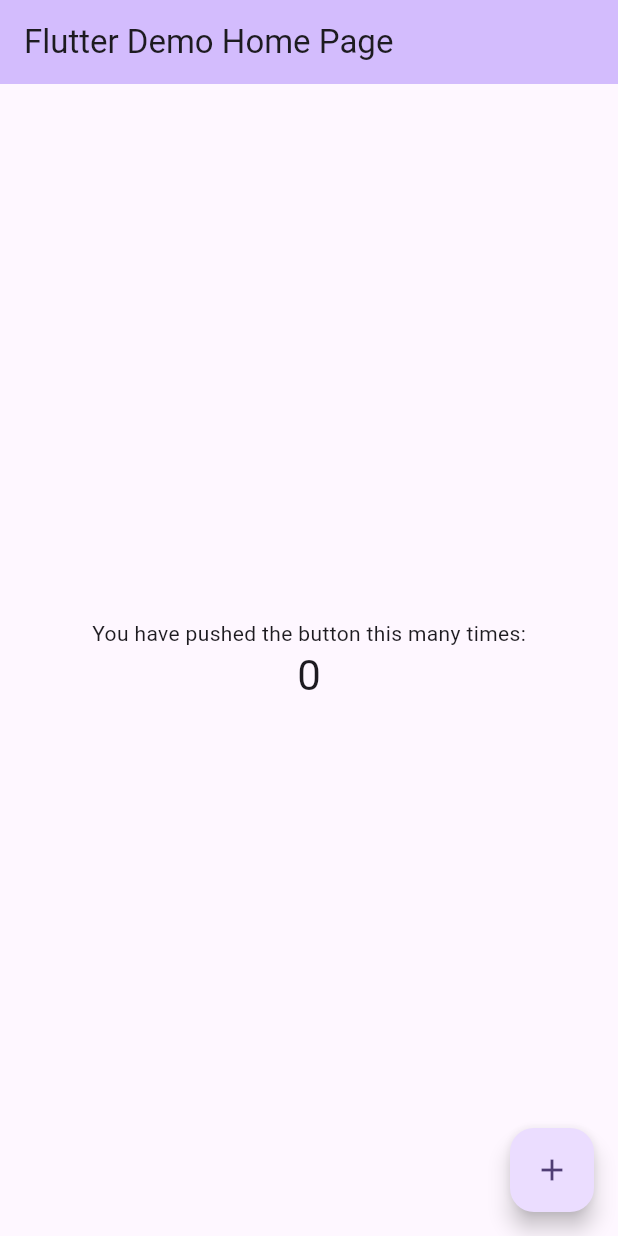
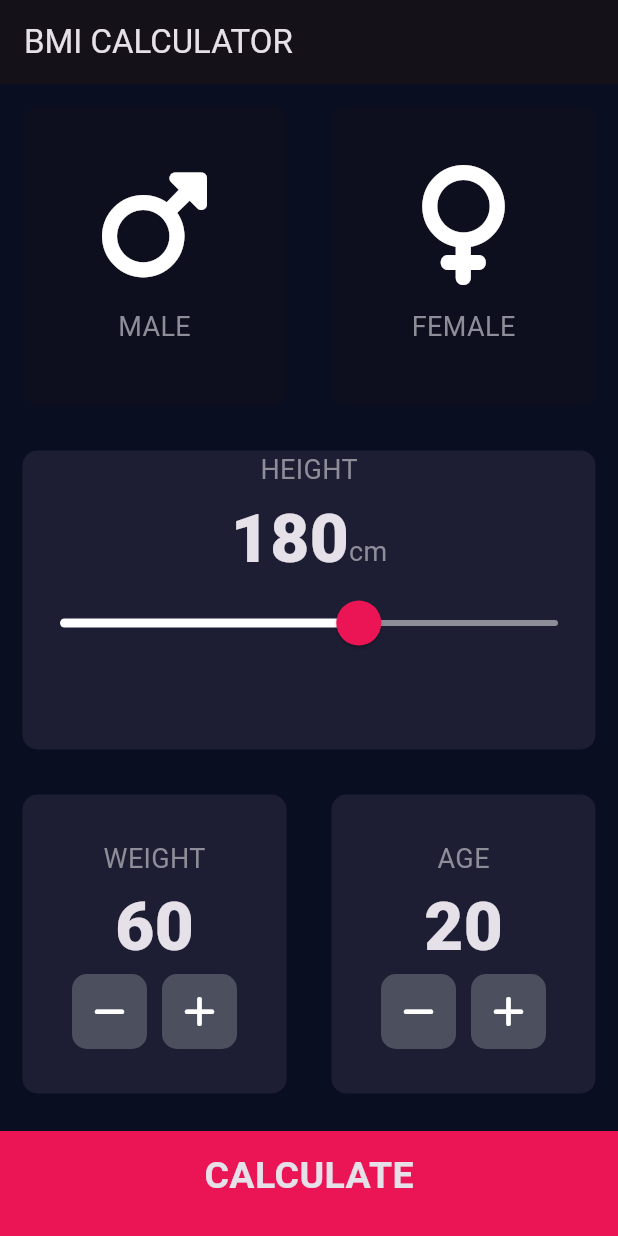
Before and after one commit to hole14/bmi_calculator_flutter, a Flutter app: the screen it shows after launch, on a phone screen of 412 x 824 dp. Run offline on Flutter 3.47's test engine with Material 3 defaults, Android fonts, the phone set to English and light mode, and no system bars; our stand-ins replace font_awesome_flutter.

Commit message:
App BMI Calculator

```diff
--- /dev/null
+++ b/lib/UI/input_page.dart
@@ -0,0 +1,192 @@
+import 'package:flutter/material.dart';
+import 'package:font_awesome_flutter/font_awesome_flutter.dart';
+import '../tambahan/icon_content.dart';
+import '../tambahan/reusable_card.dart';
+import 'package:bmi_calculator/tambahan/constraints.dart';
+import 'result_page.dart';
+import '../tambahan/bottom_button.dart';
+import '../tambahan/round_icon_button.dart';
+import 'package:bmi_calculator/calculator_brain.dart';
+
+enum Gender {
+  male,
+  female,
+}
+
+class InputPage extends StatefulWidget{
+  @override
+  _InputPageState createState() => _InputPageState();
+}
+class _InputPageState extends State<InputPage> {
+  Gender? selectedGender;
+  int height = 180;
+  int weight = 60;
+  int age = 20;
+
+  @override
+  Widget build(BuildContext context) {
+    return Scaffold(
+      appBar: AppBar(
+        title: Text('BMI CALCULATOR'),
+      ),
+      body: Column(
+        crossAxisAlignment: CrossAxisAlignment.stretch,
+        children: <Widget>[
+          Expanded(child: Row(
+            children: <Widget>[
+              Expanded(child: ReusableCard(
+                warna: selectedGender == Gender.male ? kActiveCardColor : kInactiveCardColor,
+                cardChild: IconContent(icon: FontAwesomeIcons.mars, label: 'MALE',),
+                onPress: () {
+                  setState(() {
+                    selectedGender = Gender.male;
+                  });
+                },
+              )),
+              Expanded(child: ReusableCard(
+                warna: selectedGender == Gender.female ? kActiveCardColor : kInactiveCardColor,
+                cardChild: IconContent(icon: FontAwesomeIcons.venus, label: 'FEMALE',),
+                onPress: () {
+                  setState(() {
+                    selectedGender = Gender.female;
+                  });
+                },
+              )),
+            ],
+          )),
+          Expanded(child: ReusableCard(
+              warna: kActiveCardColor,
+              cardChild: Column(
+                children: <Widget>[
+                  Text('HEIGHT', style: kLabelTextStyle,),
+                  Row(
+                    mainAxisAlignment: MainAxisAlignment.center,
+                    crossAxisAlignment: CrossAxisAlignment.baseline,
+                    textBaseline: TextBaseline.alphabetic,
+                    children: <Widget>[
+                      Text(height.toString(), style: kNumberTextStyle,),
+                      Text('cm', style: kLabelTextStyle,),
+                    ],
+                  ),
+                  SliderTheme(
+                      data: SliderTheme.of(context).copyWith(
+                        activeTrackColor: Colors.white,
+                        inactiveTrackColor: Color(0xFF8D8E98),
+                        thumbColor: Color(0xFFEB1555),
+                        overlayColor: Color(0x29EB1555),
+                        thumbShape: RoundSliderThumbShape(enabledThumbRadius: 15.0),
+                        overlayShape: RoundSliderOverlayShape(overlayRadius: 25.0),
+                      ),
+                      child: Slider(
+                        value: height.toDouble(),
+                        min: 0.0,
+                        max: 300.0,
+                        onChanged: (double value) {
+                          setState(() {
+                            height = value.round();
+                          });
+                        },
+                      )
+                  ),
+                ],
+              ),
+            onPress: () {},
+          )),
+          Expanded(child: Row(
+            children: <Widget>[
+              Expanded(child: ReusableCard(
+                warna: kActiveCardColor,
+                cardChild: Column(
+                  mainAxisAlignment: MainAxisAlignment.center,
+                  children: <Widget>[
+                    Text(
+                        'WEIGHT', style: kLabelTextStyle,
+                    ),
+                    Text(
+                      weight.toString(), style: kNumberTextStyle,
+                    ),
+                    Row(
+                      mainAxisAlignment: MainAxisAlignment.center,
+                      children: <Widget>[
+                        RoundIconButton(
+                            icon: FontAwesomeIcons.minus,
+                            onPressed: () {
+                              setState(() {
+                                weight--;
+                              });
+                            }),
+                        SizedBox(width: 10.0,),
+                        RoundIconButton(
+                          icon: FontAwesomeIcons.plus,
+                          onPressed: () {
+                            setState(() {
+                              weight++;
+                            });
+                          },
+                        ),
+                      ],
+                    )
+                  ]
+                ),
+                onPress: () {},
+              )),
+              Expanded(child: ReusableCard(
+                warna: kActiveCardColor,
+                cardChild: Column(
+                  mainAxisAlignment: MainAxisAlignment.center,
+                  children: <Widget>[
+                    Text(
+                        'AGE', style: kLabelTextStyle,
+                    ),
+                    Text(
+                        age.toString(), style: kNumberTextStyle,
+                    ),
+                    Row(
+                      mainAxisAlignment: MainAxisAlignment.center,
+                      children: <Widget>[
+                        RoundIconButton(
+                          icon: FontAwesomeIcons.minus,
+                          onPressed: () {
+                            setState(() {
+                              age--;
+                            });
+                          },
+                        ),
+                        SizedBox(width: 10.0,),
+                        RoundIconButton(
+                          icon: FontAwesomeIcons.plus,
+                          onPressed: () {
+                            setState(() {
+                              age++;
+                            });
+                          },
+                        ),
+                      ],
+                    )
+                  ],
+                ),
+                onPress: () {},
+              )),
+            ],
+          )),
+          BottomButton(
+            onTap: (){
+              CalculatorBrain hitung = CalculatorBrain(height: height, weight: weight);
+
+              Navigator.push(
+                  context,
+                  MaterialPageRoute(
+                      builder: (context) => ResultPage(
+                        bmiResult: hitung.CalculateBMI(),
+                        resultText: hitung.getResult(),
+                        interpretation: hitung.getInterpretation(),
+                      )
+                  )
+              );
+            },
+            buttonTitle: 'CALCULATE')
+        ],
+      ),
+    );
+  }
+}
--- /dev/null
+++ b/lib/calculator_brain.dart
@@ -0,0 +1,34 @@
+import 'dart:math';
+
+class CalculatorBrain {
+  CalculatorBrain({required this.height, required this.weight});
+
+  final int weight;
+  final int height;
+
+  late double _bmi;
+  String CalculateBMI() {
+    _bmi  = weight / pow(height / 100, 2);
+    return _bmi.toStringAsFixed(1);
+  }
+
+  String getResult() {
+    if (_bmi >= 25) {
+      return 'Overweight';
+    } else if (_bmi > 18.5) {
+      return 'Normal';
+    } else {
+      return 'UnderWeight';
+    }
+  }
+
+  String getInterpretation() {
+    if (_bmi >= 25) {
+      return 'You have a higher than  normal body weight. Try to exercise more.';
+    } else if (_bmi > 18.5) {
+      return 'You have a normal body weight. Good job!';
+    } else {
+      return 'You have a lower than normal body weight. You can eat a bit more.';
+    }
+  }
+}
--- a/lib/main.dart
+++ b/lib/main.dart
@@ -1,122 +1,20 @@
+
+
+import 'package:bmi_calculator/UI/input_page.dart';
 import 'package:flutter/material.dart';
 
-void main() {
-  runApp(const MyApp());
-}
+void main() => runApp(BMICalculator());
 
-class MyApp extends StatelessWidget {
-  const MyApp({super.key});
-
-  // This widget is the root of your application.
+class BMICalculator extends StatelessWidget {
   @override
   Widget build(BuildContext context) {
     return MaterialApp(
-      title: 'Flutter Demo',
-      theme: ThemeData(
-        // This is the theme of your application.
-        //
-        // TRY THIS: Try running your application with "flutter run". You'll see
-        // the application has a purple toolbar. Then, without quitting the app,
-        // try changing the seedColor in the colorScheme below to Colors.green
-        // and then invoke "hot reload" (save your changes or press the "hot
-        // reload" button in a Flutter-supported IDE, or press "r" if you used
-        // the command line to start the app).
-        //
-        // Notice that the counter didn't reset back to zero; the application
-        // state is not lost during the reload. To reset the state, use hot
-        // restart instead.
-        //
-        // This works for code too, not just values: Most code changes can be
-        // tested with just a hot reload.
-        colorScheme: ColorScheme.fromSeed(seedColor: Colors.deepPurple),
+      debugShowCheckedModeBanner: false,
+      theme: ThemeData.dark().copyWith(
+        primaryColor: Color(0xFF0A0E21),
+        scaffoldBackgroundColor: Color(0xFF0A0E21),
       ),
-      home: const MyHomePage(title: 'Flutter Demo Home Page'),
+      home: InputPage(),
     );
   }
 }
-
-class MyHomePage extends StatefulWidget {
-  const MyHomePage({super.key, required this.title});
-
-  // This widget is the home page of your application. It is stateful, meaning
-  // that it has a State object (defined below) that contains fields that affect
-  // how it looks.
-
-  // This class is the configuration for the state. It holds the values (in this
-  // case the title) provided by the parent (in this case the App widget) and
-  // used by the build method of the State. Fields in a Widget subclass are
-  // always marked "final".
-
-  final String title;
-
-  @override
-  State<MyHomePage> createState() => _MyHomePageState();
-}
-
-class _MyHomePageState extends State<MyHomePage> {
-  int _counter = 0;
-
-  void _incrementCounter() {
-    setState(() {
-      // This call to setState tells the Flutter framework that something has
-      // changed in this State, which causes it to rerun the build method below
-      // so that the display can reflect the updated values. If we changed
-      // _counter without calling setState(), then the build method would not be
-      // called again, and so nothing would appear to happen.
-      _counter++;
-    });
-  }
-
-  @override
-  Widget build(BuildContext context) {
-    // This method is rerun every time setState is called, for instance as done
-    // by the _incrementCounter method above.
-    //
-    // The Flutter framework has been optimized to make rerunning build methods
-    // fast, so that you can just rebuild anything that needs updating rather
-    // than having to individually change instances of widgets.
-    return Scaffold(
-      appBar: AppBar(
-        // TRY THIS: Try changing the color here to a specific color (to
-        // Colors.amber, perhaps?) and trigger a hot reload to see the AppBar
-        // change color while the other colors stay the same.
-        backgroundColor: Theme.of(context).colorScheme.inversePrimary,
-        // Here we take the value from the MyHomePage object that was created by
-        // the App.build method, and use it to set our appbar title.
-        title: Text(widget.title),
-      ),
-      body: Center(
-        // Center is a layout widget. It takes a single child and positions it
-        // in the middle of the parent.
-        child: Column(
-          // Column is also a layout widget. It takes a list of children and
-          // arranges them vertically. By default, it sizes itself to fit its
-          // children horizontally, and tries to be as tall as its parent.
-          //
-          // Column has various properties to control how it sizes itself and
-          // how it positions its children. Here we use mainAxisAlignment to
-          // center the children vertically; the main axis here is the vertical
-          // axis because Columns are vertical (the cross axis would be
-          // horizontal).
-          //
-          // TRY THIS: Invoke "debug painting" (choose the "Toggle Debug Paint"
-          // action in the IDE, or press "p" in the console), to see the
-          // wireframe for each widget.
-          mainAxisAlignment: MainAxisAlignment.center,
-          children: <Widget>[
-            const Text('You have pushed the button this many times:'),
-            Text(
-              '$_counter',
-              style: Theme.of(context).textTheme.headlineMedium,
-            ),
-          ],
-        ),
-      ),
-      floatingActionButton: FloatingActionButton(
-        onPressed: _incrementCounter,
-        tooltip: 'Increment',
-        child: const Icon(Icons.add),
-      ), // This trailing comma makes auto-formatting nicer for build methods.
-    );
-  }
-}
--- /dev/null
+++ b/lib/tambahan/bottom_button.dart
@@ -0,0 +1,30 @@
+import 'package:flutter/material.dart';
+import 'package:bmi_calculator/tambahan/constraints.dart';
+
+class BottomButton extends StatelessWidget {
+
+  BottomButton({required this.onTap, required this.buttonTitle});
+
+  final VoidCallback onTap;
+  final String buttonTitle;
+
+  @override
+  Widget build(BuildContext context) {
+    return GestureDetector(
+      onTap: onTap,
+      child: Container(
+        color: kBottomContainerColor,
+        margin: EdgeInsets.only(top: 10.0),
+        width: double.infinity,
+        height: kBottomContainerHeight,
+        padding: EdgeInsets.only(bottom: 10.0),
+        child: Center(
+            child: Text(
+              buttonTitle,
+              style: kLargeButtonTextStyle,
+            )
+        ),
+      ),
+    );
+  }
+}
--- /dev/null
+++ b/lib/tambahan/constraints.dart
@@ -0,0 +1,41 @@
+import 'package:flutter/material.dart';
+
+const kBottomContainerHeight = 70.0;
+const kActiveCardColor = Color(0xFF1D1E33);
+const kInactiveCardColor = Color(0xFF0D0E1E);
+const kBottomContainerColor = Color(0xFFEB1555);
+
+const kLabelTextStyle = TextStyle(
+  fontSize: 18.0,
+  color: Color(0xFF8D8E98),
+);
+
+const kNumberTextStyle = TextStyle(
+  fontSize: 45.0,
+  fontWeight: FontWeight.w900,
+);
+
+const kLargeButtonTextStyle = TextStyle(
+  fontSize: 25.0,
+  fontWeight: FontWeight.bold,
+);
+
+const kTitleTextStyle = TextStyle(
+  fontSize: 45.0,
+  fontWeight: FontWeight.bold,
+);
+
+const kResultTextStyle = TextStyle(
+  color: Color(0xFF24D876),
+  fontSize: 22.0,
+  fontWeight: FontWeight.bold,
+);
+
+const kBMITextStyle = TextStyle(
+  fontSize: 100.0,
+  fontWeight: FontWeight.bold,
+);
+
+const kBodyTextStyle = TextStyle(
+  fontSize: 22.0,
+);
--- /dev/null
+++ b/lib/tambahan/icon_content.dart
@@ -0,0 +1,29 @@
+import 'package:flutter/material.dart';
+import 'package:bmi_calculator/tambahan/constraints.dart';
+
+class IconContent extends StatelessWidget{
+  IconContent({required this.icon, required this.label});
+
+  final IconData icon;
+  final String label;
+
+  @override
+  Widget build(BuildContext context) {
+    return Column(
+      mainAxisAlignment: MainAxisAlignment.center,
+      children: <Widget>[
+        Icon(
+          icon,
+          size: 80.0,
+        ),
+        SizedBox(
+          height: 15.0,
+        ),
+        Text(
+          label,
+          style: kLabelTextStyle,
+        ),
+      ],
+    );
+  }
+}
--- /dev/null
+++ b/lib/tambahan/reusable_card.dart
@@ -0,0 +1,25 @@
+import 'package:flutter/material.dart';
+
+class ReusableCard extends StatelessWidget {
+
+  ReusableCard({required this.warna, required this.cardChild, required this.onPress});
+
+  final Color warna;
+  final Widget cardChild;
+  final VoidCallback onPress;
+
+  @override
+  Widget build(BuildContext context) {
+    return GestureDetector(
+      onTap: onPress,
+      child: Container(
+        child: cardChild,
+        margin: EdgeInsets.all(15.0),
+        decoration: BoxDecoration(
+          color: warna,
+          borderRadius: BorderRadius.circular(10.0),
+        ),
+      ),
+    );
+  }
+}
--- /dev/null
+++ b/lib/tambahan/round_icon_button.dart
@@ -0,0 +1,23 @@
+import 'package:flutter/material.dart';
+
+class RoundIconButton extends StatelessWidget {
+  RoundIconButton({required this.icon, required this.onPressed});
+
+  final IconData icon;
+  final VoidCallback onPressed;
+
+  @override
+  Widget build(BuildContext context) {
+    return RawMaterialButton(
+      child: Icon(icon),
+      onPressed: onPressed,
+      elevation: 0.0,
+      constraints: BoxConstraints.tightFor(
+        width: 50.0,
+        height: 50.0,
+      ),
+      shape: RoundedRectangleBorder(borderRadius: BorderRadius.circular(10.0)),
+      fillColor: Color(0xFF4C4F5E),
+    );
+  }
+}
```
Also changed, not shown: lib/UI/result_page.dart (added, +70 -0 lines), pubspec.yaml (+2 -65 lines), lib/input_page.dart (deleted), pubspec.lock.
